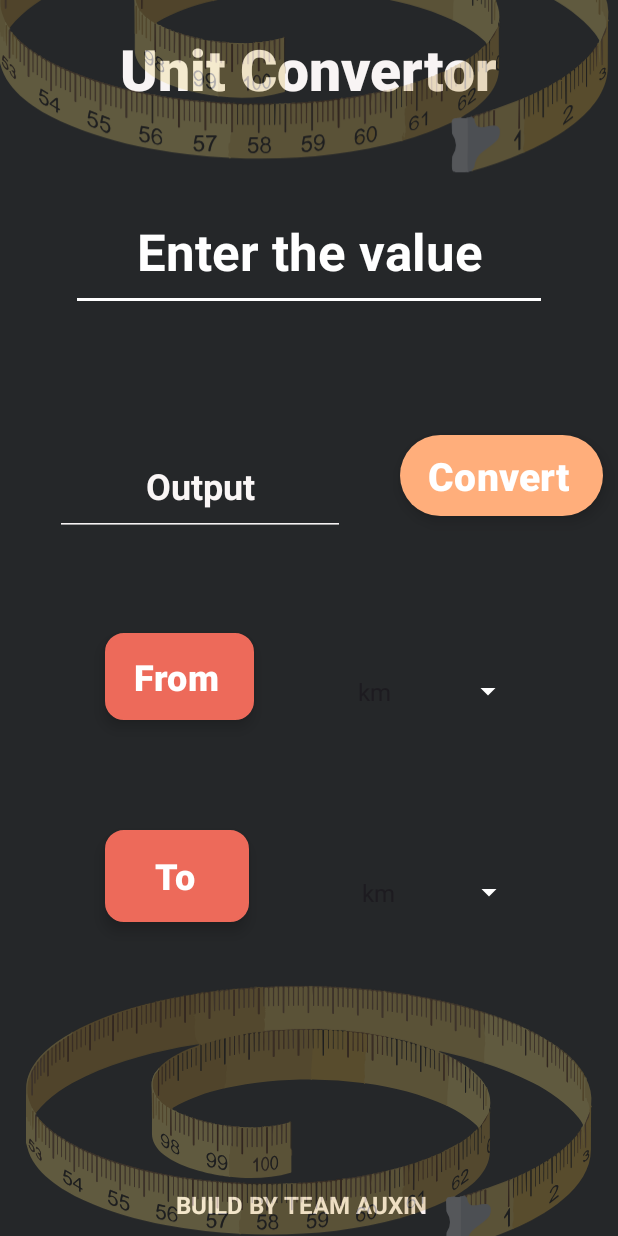
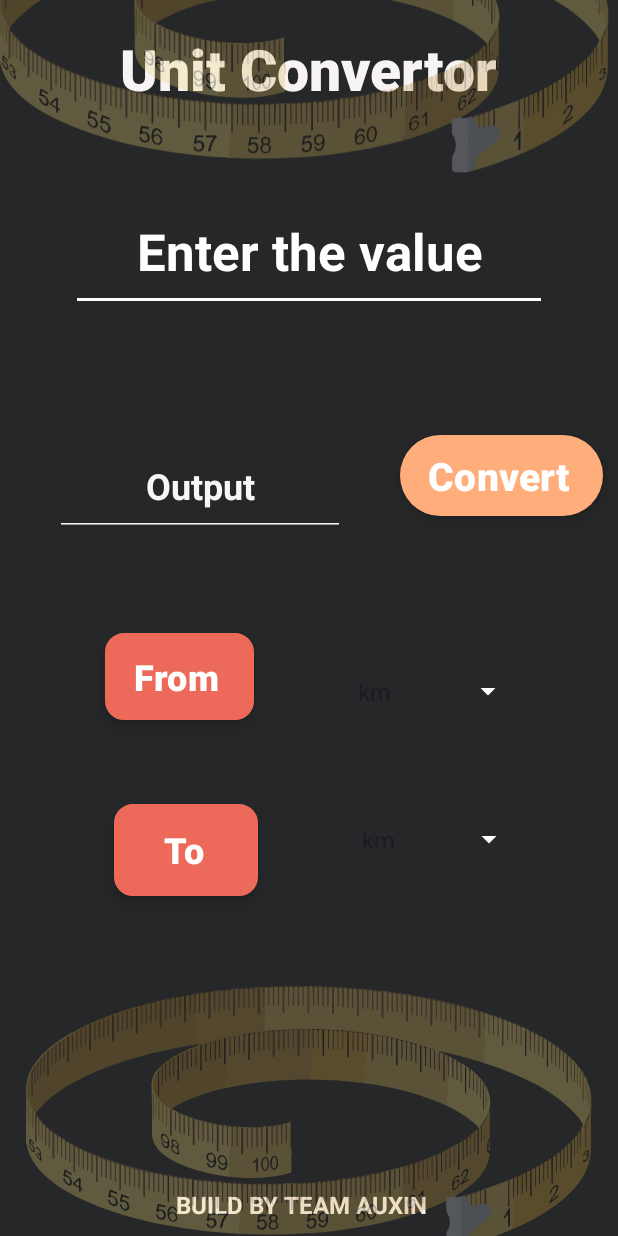
Before and after one commit to Aditya-en/calcMaster, an Android app: the Converter screen opened directly, with no data from a screen before it, on a phone screen of 412 x 824 dp. Run offline under Robolectric (Android 15) with nearby library versions, the phone set to English and light mode, and no system bars.

```diff
--- a/app/src/main/java/com/example/calc/Converter.java
+++ b/app/src/main/java/com/example/calc/Converter.java
@@ -88,6 +88,7 @@ public class Converter extends AppCompatActivity {
             inputValue = Double.parseDouble(inputEditText.getText().toString());
         } catch (NumberFormatException e) {
             resultEditText.setText("Output");
+            resultEditText.setFocusable(false);
             return;
         }
         String fromUnit = fromSpinner.getSelectedItem().toString();
@@ -98,6 +99,7 @@ public class Converter extends AppCompatActivity {
 
 
         resultEditText.setText(String.valueOf(result));
+        resultEditText.setFocusable(false);
     }
 
     private double convert(String fromUnit, String toUnit, double value) {
--- a/app/src/main/res/layout/activity_converter.xml
+++ b/app/src/main/res/layout/activity_converter.xml
@@ -97,7 +97,7 @@
         app:layout_constraintHorizontal_bias="0.765"
         app:layout_constraintStart_toStartOf="parent"
         app:layout_constraintTop_toTopOf="parent"
-        app:layout_constraintVertical_bias="0.743" />
+        app:layout_constraintVertical_bias="0.696" />
 
     <TextView
         android:id="@+id/textView3"
@@ -120,29 +120,31 @@
 
     <TextView
         android:id="@+id/textView5"
+        style="@style/operators"
         android:layout_width="96dp"
+
         android:layout_height="61dp"
-
+        android:background="@drawable/rounder_corner"
         android:fadingEdge="horizontal"
-        style="@style/operators"
-        android:background="@drawable/rounder_corner"
         android:fontFamily="sans-serif-black"
         android:text="To"
         android:textAlignment="center"
         android:textSize="24sp"
         app:layout_constraintBottom_toBottomOf="parent"
         app:layout_constraintEnd_toEndOf="parent"
-        app:layout_constraintHorizontal_bias="0.203"
+        app:layout_constraintHorizontal_bias="0.222"
         app:layout_constraintStart_toStartOf="parent"
         app:layout_constraintTop_toTopOf="parent"
-        app:layout_constraintVertical_bias="0.732" />
+        app:layout_constraintVertical_bias="0.708" />
 
     <EditText
         android:id="@+id/editTextText2"
         android:layout_width="193dp"
+        android:editable="false"
         android:layout_height="66dp"
         android:backgroundTint="#F6F3F3"
         android:ems="10"
+
         android:hint="Output"
         android:inputType="phone"
         android:textAlignment="center"
```
